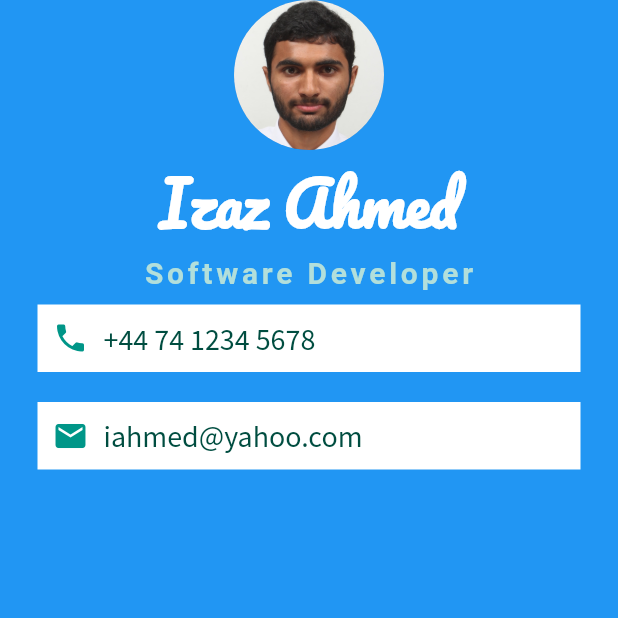
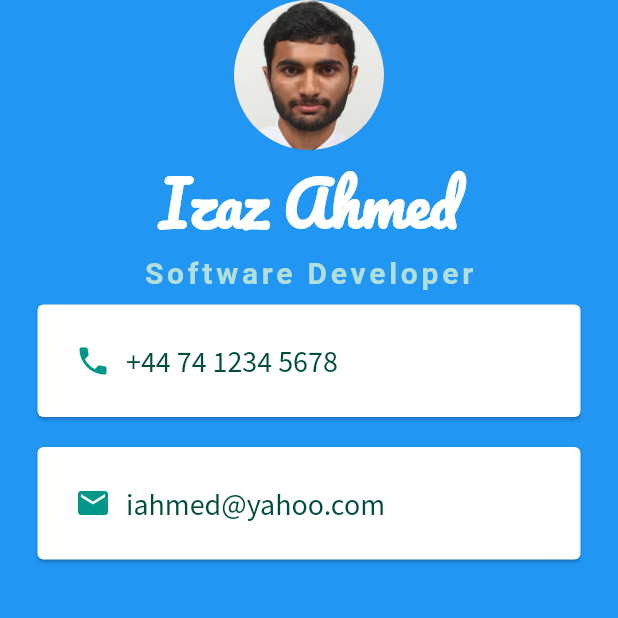
Before and after one commit to iahmed5/flutter_app, a Flutter app: the screen it shows after launch, on a phone screen of 412 x 824 dp, the top half of it. Run offline on Flutter 3.47's test engine with Material 2 defaults, Android fonts, the phone set to English and light mode, and no system bars; Roboto replaces fonts that are missing (SourceSansPro).

Commit message:
padding around the card

```diff
--- a/lib/main.dart
+++ b/lib/main.dart
@@ -34,10 +34,11 @@ class MyApp extends StatelessWidget {
                     fontWeight: FontWeight.bold,
                     letterSpacing: 2.5),
               ),
-              Container(
+              Card(
                 color: Colors.white,
                 margin: EdgeInsets.symmetric(vertical: 10, horizontal: 25),
-                padding: EdgeInsets.all(10),
+                child: Padding(
+                  padding: EdgeInsets.all(25),
                   child: Row(
                     children: <Widget>[
                       Icon(Icons.phone, color: Colors.teal),
@@ -51,10 +52,12 @@ class MyApp extends StatelessWidget {
                     ],
                   ),
                 ),
-              Container(
+              ),
+              Card(
                 color: Colors.white,
                 margin: EdgeInsets.symmetric(vertical: 10, horizontal: 25),
-                padding: EdgeInsets.all(10),
+                child: Padding(
+                  padding: EdgeInsets.all(25),
                   child: Row(
                     children: <Widget>[
                       Icon(Icons.email, color: Colors.teal),
@@ -67,6 +70,7 @@ class MyApp extends StatelessWidget {
                           )),
                     ],
                   ),
+                ),
               )
             ],
           ),
```
Lines whose indentation alone changed are shown as unchanged.
